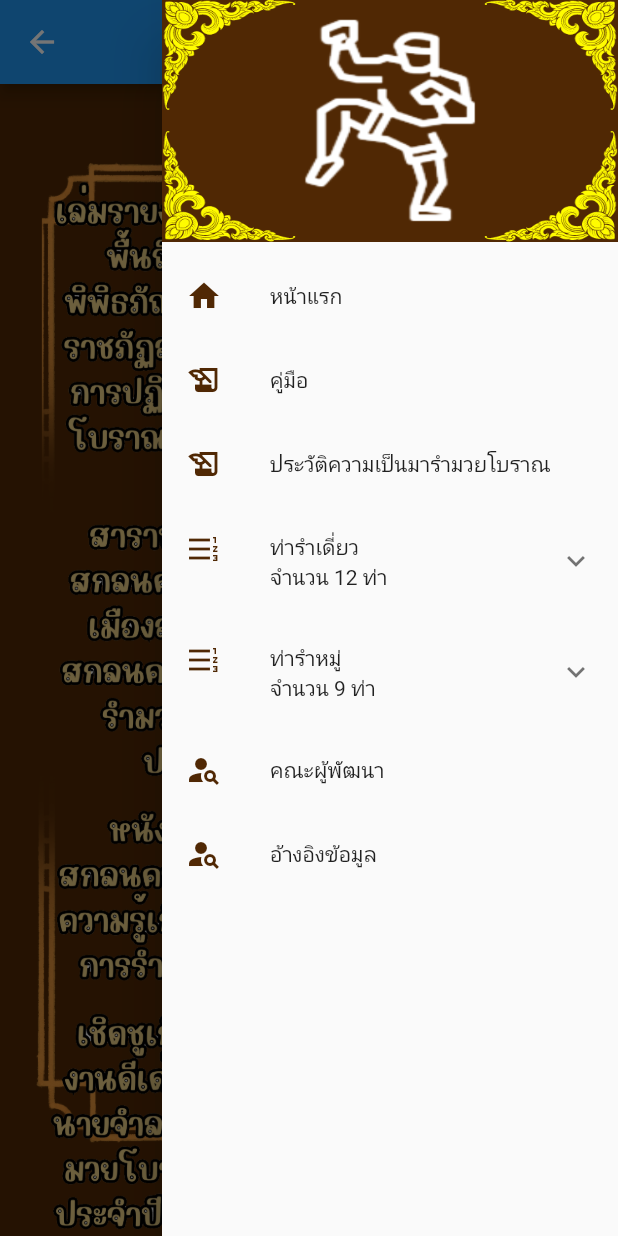
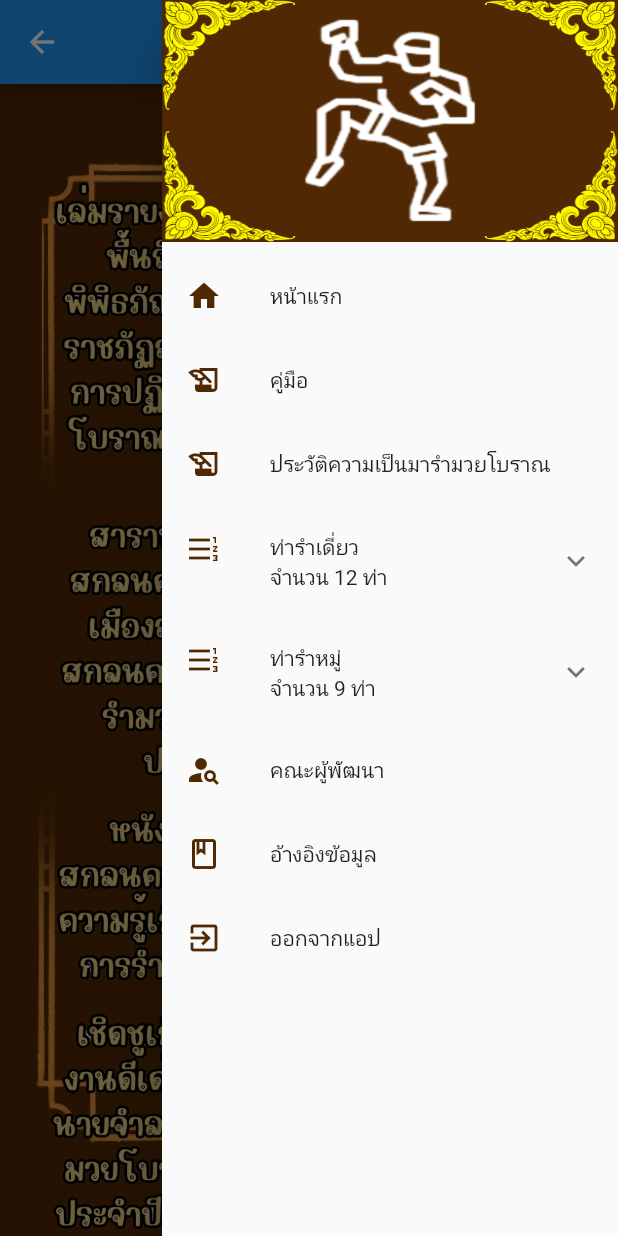
Before and after one commit to aemukung15/miniproject, a Flutter app: the bibliography screen opened directly, with the side drawer open, on a phone screen of 412 x 824 dp. Run offline on Flutter 3.47's test engine with Material 2 defaults, Android fonts, the light colour scheme and no system bars; our stand-ins replace carousel_slider.

Commit message:
อับเดตเมนู ออกจากระบบ

```diff
--- a/lib/drawer.dart
+++ b/lib/drawer.dart
@@ -29,6 +29,10 @@ import 'package:miniproject/home/homepage.dart';
 import 'package:miniproject/lib/bibliography.dart';
 import 'package:miniproject/manual.dart';
 import 'boxing_dance/boxing_dance1_1.dart';
+import 'package:flutter/services.dart'; // Add this import statement
+
+// Rest of your code...
+
 
 class MyDrawer extends StatefulWidget {
   const MyDrawer({Key? key});
@@ -47,7 +51,6 @@ class _MyDrawerState extends State<MyDrawer> {
       // Drawer code...
       child: SafeArea(
         child: Scrollbar(
-          child: SingleChildScrollView(
             child: Column(
               children: [
                 const Column(
@@ -380,7 +383,7 @@ class _MyDrawerState extends State<MyDrawer> {
                 ),
                 ListTile(
                   leading: const Icon(
-                    Icons.person_search,
+                    Icons.book_outlined,
                     color: Color.fromARGB(255, 80, 40, 4),
                   ),
                   title: const Text("อ้างอิงข้อมูล"),
@@ -393,11 +396,21 @@ class _MyDrawerState extends State<MyDrawer> {
                     );
                   },
                 ), // Other drawer items...
+                ListTile(
+                leading: const Icon(
+                  Icons.exit_to_app,
+                  color: Color.fromARGB(255, 80, 40, 4),
+                ),
+                title: const Text("ออกจากแอป"),
+                onTap: () {
+                  // Use `SystemNavigator` to exit the app
+                  SystemNavigator.pop();
+                },
+              ),// Other drawer items...
               ],
             ),
           ),
         ),
-      ),
     );
   }
 }
```
Also changed, not shown: lib/manual.dart (+10 -11 lines).
